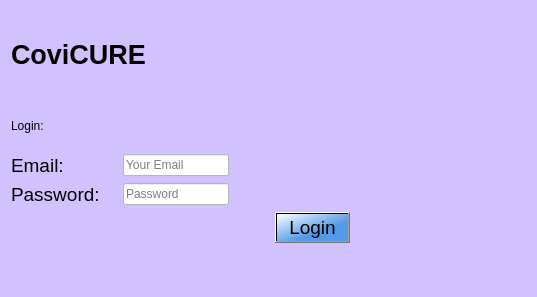
First picture: the form in Forms/login.ui, repository ayush-regmi/CoviCURE, before the edit.
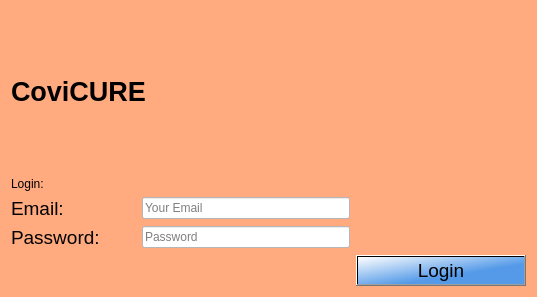
Second picture: the form after the edit.

```diff
--- a/Forms/login.ui
+++ b/Forms/login.ui
@@ -14,159 +14,10 @@
    <string>Dialog</string>
   </property>
   <property name="styleSheet">
-   <string notr="true">background-color: rgb(209, 194, 255);</string>
+   <string notr="true">
+background-color: rgb(255, 170, 127);</string>
   </property>
-  <layout class="QGridLayout" name="gridLayout_4" rowstretch="2,1,5,1" columnstretch="4,2">
-   <item row="2" column="0">
-    <layout class="QGridLayout" name="gridLayout" columnstretch="5,5,0,1">
-     <item row="1" column="1">
-      <widget class="QLineEdit" name="lineEdit_password">
-       <property name="font">
-        <font>
-         <pointsize>9</pointsize>
-         <bold>false</bold>
-        </font>
-       </property>
-       <property name="styleSheet">
-        <string notr="true">background-color: #fff</string>
-       </property>
-       <property name="placeholderText">
-        <string>Password</string>
-       </property>
-      </widget>
-     </item>
-     <item row="1" column="0">
-      <widget class="QLabel" name="label_12">
-       <property name="font">
-        <font>
-         <pointsize>14</pointsize>
-         <italic>false</italic>
-         <bold>false</bold>
-        </font>
-       </property>
-       <property name="styleSheet">
-        <string notr="true">font: 14pt &quot;Arial Rounded MT Bold&quot;;</string>
-       </property>
-       <property name="text">
-        <string>Password:</string>
-       </property>
-      </widget>
-     </item>
-     <item row="2" column="3">
-      <widget class="QPushButton" name="pushButton_login">
-       <property name="sizePolicy">
-        <sizepolicy hsizetype="Expanding" vsizetype="Fixed">
-         <horstretch>0</horstretch>
-         <verstretch>0</verstretch>
-        </sizepolicy>
-       </property>
-       <property name="font">
-        <font>
-         <pointsize>14</pointsize>
-         <italic>false</italic>
-         <bold>false</bold>
-        </font>
-       </property>
-       <property name="styleSheet">
-        <string notr="true">background-color: qlineargradient(spread:reflect, x1:0, y1:0, x2:1, y2:1, stop:0 rgba(255, 255, 255, 255), stop:0.629213 rgba(84, 154, 232, 255));
-font: 14pt &quot;Arial Rounded MT Bold&quot;;</string>
-       </property>
-       <property name="text">
-        <string>Login</string>
-       </property>
-      </widget>
-     </item>
-     <item row="0" column="1">
-      <widget class="QLineEdit" name="lineEdit_email">
-       <property name="enabled">
-        <bool>true</bool>
-       </property>
-       <property name="font">
-        <font>
-         <pointsize>9</pointsize>
-         <bold>false</bold>
-        </font>
-       </property>
-       <property name="styleSheet">
-        <string notr="true">background-color: #fff</string>
-       </property>
-       <property name="placeholderText">
-        <string>Your Email</string>
-       </property>
-      </widget>
-     </item>
-     <item row="0" column="0">
-      <widget class="QLabel" name="label_11">
-       <property name="font">
-        <font>
-         <pointsize>14</pointsize>
-         <italic>false</italic>
-         <bold>false</bold>
-        </font>
-       </property>
-       <property name="styleSheet">
-        <string notr="true">font: 14pt &quot;Arial Rounded MT Bold&quot;;</string>
-       </property>
-       <property name="text">
-        <string>Email:</string>
-       </property>
-      </widget>
-     </item>
-     <item row="2" column="2">
-      <spacer name="horizontalSpacer">
-       <property name="orientation">
-        <enum>Qt::Horizontal</enum>
-       </property>
-       <property name="sizeHint" stdset="0">
-        <size>
-         <width>40</width>
-         <height>20</height>
-        </size>
-       </property>
-      </spacer>
-     </item>
-     <item row="1" column="2">
-      <spacer name="horizontalSpacer_2">
-       <property name="orientation">
-        <enum>Qt::Horizontal</enum>
-       </property>
-       <property name="sizeHint" stdset="0">
-        <size>
-         <width>40</width>
-         <height>20</height>
-        </size>
-       </property>
-      </spacer>
-     </item>
-     <item row="0" column="2">
-      <spacer name="horizontalSpacer_3">
-       <property name="orientation">
-        <enum>Qt::Horizontal</enum>
-       </property>
-       <property name="sizeHint" stdset="0">
-        <size>
-         <width>40</width>
-         <height>20</height>
-        </size>
-       </property>
-      </spacer>
-     </item>
-    </layout>
-   </item>
-   <item row="1" column="0">
-    <layout class="QGridLayout" name="gridLayout_2">
-     <item row="0" column="1">
-      <widget class="QLabel" name="label_2">
-       <property name="styleSheet">
-        <string notr="true">font: 18pt &quot;Arial Rounded MT Bold&quot;;</string>
-       </property>
-       <property name="text">
-        <string>Login:</string>
-       </property>
-      </widget>
-     </item>
-    </layout>
-   </item>
+  <layout class="QGridLayout" name="gridLayout_4" rowstretch="2,0,0,0" columnstretch="4,2">
    <item row="0" column="0">
     <layout class="QGridLayout" name="gridLayout_3" columnstretch="5">
      <item row="0" column="0">
@@ -197,6 +48,20 @@
      </item>
     </layout>
    </item>
+   <item row="1" column="0">
+    <layout class="QGridLayout" name="gridLayout_2">
+     <item row="0" column="1">
+      <widget class="QLabel" name="label_2">
+       <property name="styleSheet">
+        <string notr="true">font: 18pt &quot;Arial Rounded MT Bold&quot;;</string>
+       </property>
+       <property name="text">
+        <string>Login:</string>
+       </property>
+      </widget>
+     </item>
+    </layout>
+   </item>
    <item row="3" column="0">
     <spacer name="verticalSpacer_2">
      <property name="orientation">
@@ -213,6 +78,103 @@
      </property>
     </spacer>
    </item>
+   <item row="2" column="0">
+    <layout class="QGridLayout" name="gridLayout" columnstretch="3,5,0">
+     <item row="1" column="1">
+      <widget class="QLineEdit" name="lineEdit_password">
+       <property name="font">
+        <font>
+         <pointsize>9</pointsize>
+         <bold>false</bold>
+        </font>
+       </property>
+       <property name="styleSheet">
+        <string notr="true">background-color: #fff</string>
+       </property>
+       <property name="placeholderText">
+        <string>Password</string>
+       </property>
+      </widget>
+     </item>
+     <item row="0" column="1">
+      <widget class="QLineEdit" name="lineEdit_email">
+       <property name="enabled">
+        <bool>true</bool>
+       </property>
+       <property name="font">
+        <font>
+         <pointsize>9</pointsize>
+         <bold>false</bold>
+        </font>
+       </property>
+       <property name="styleSheet">
+        <string notr="true">background-color: #fff</string>
+       </property>
+       <property name="placeholderText">
+        <string>Your Email</string>
+       </property>
+      </widget>
+     </item>
+     <item row="0" column="0">
+      <widget class="QLabel" name="label_11">
+       <property name="font">
+        <font>
+         <pointsize>14</pointsize>
+         <italic>false</italic>
+         <bold>false</bold>
+        </font>
+       </property>
+       <property name="styleSheet">
+        <string notr="true">font: 14pt &quot;Arial Rounded MT Bold&quot;;</string>
+       </property>
+       <property name="text">
+        <string>Email:</string>
+       </property>
+      </widget>
+     </item>
+     <item row="1" column="0">
+      <widget class="QLabel" name="label_12">
+       <property name="font">
+        <font>
+         <pointsize>14</pointsize>
+         <italic>false</italic>
+         <bold>false</bold>
+        </font>
+       </property>
+       <property name="styleSheet">
+        <string notr="true">font: 14pt &quot;Arial Rounded MT Bold&quot;;</string>
+       </property>
+       <property name="text">
+        <string>Password:</string>
+       </property>
+      </widget>
+     </item>
+    </layout>
+   </item>
+   <item row="3" column="1">
+    <widget class="QPushButton" name="pushButton_login">
+     <property name="sizePolicy">
+      <sizepolicy hsizetype="Expanding" vsizetype="Fixed">
+       <horstretch>0</horstretch>
+       <verstretch>0</verstretch>
+      </sizepolicy>
+     </property>
+     <property name="font">
+      <font>
+       <pointsize>14</pointsize>
+       <italic>false</italic>
+       <bold>false</bold>
+      </font>
+     </property>
+     <property name="styleSheet">
+      <string notr="true">background-color: qlineargradient(spread:reflect, x1:0, y1:0, x2:1, y2:1, stop:0 rgba(255, 255, 255, 255), stop:0.629213 rgba(84, 154, 232, 255));
+font: 14pt &quot;Arial Rounded MT Bold&quot;;</string>
+     </property>
+     <property name="text">
+      <string>Login</string>
+     </property>
+    </widget>
+   </item>
    <item row="0" column="1" rowspan="3">
     <widget class="QLabel" name="label_3">
      <property name="text">
```
